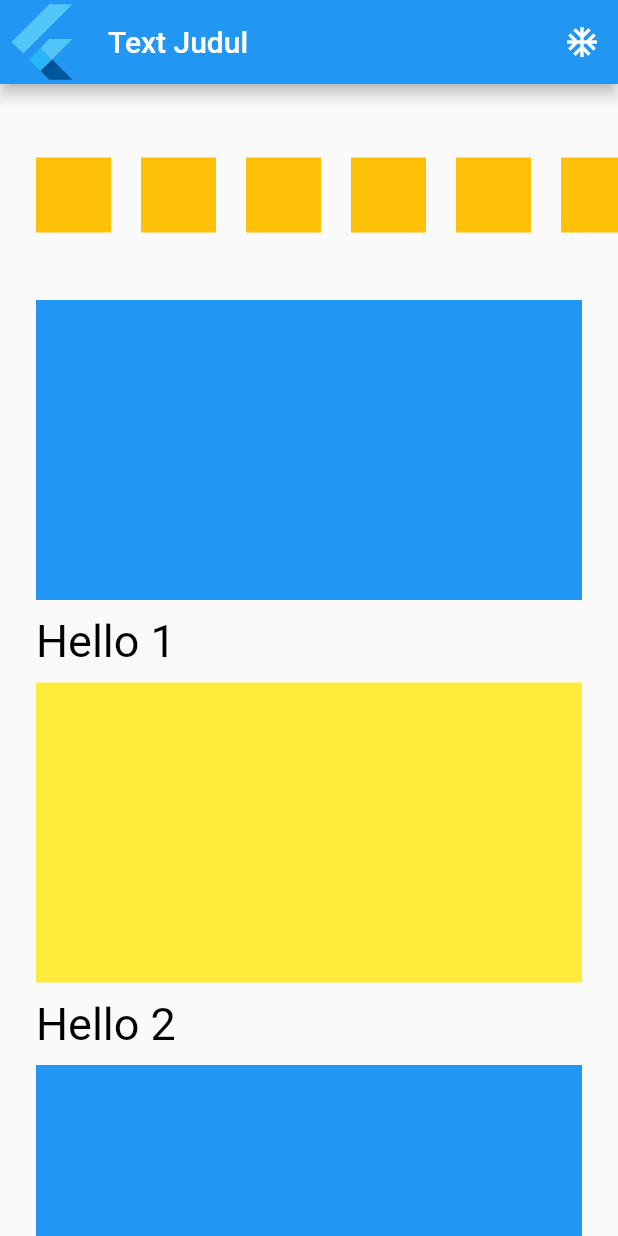
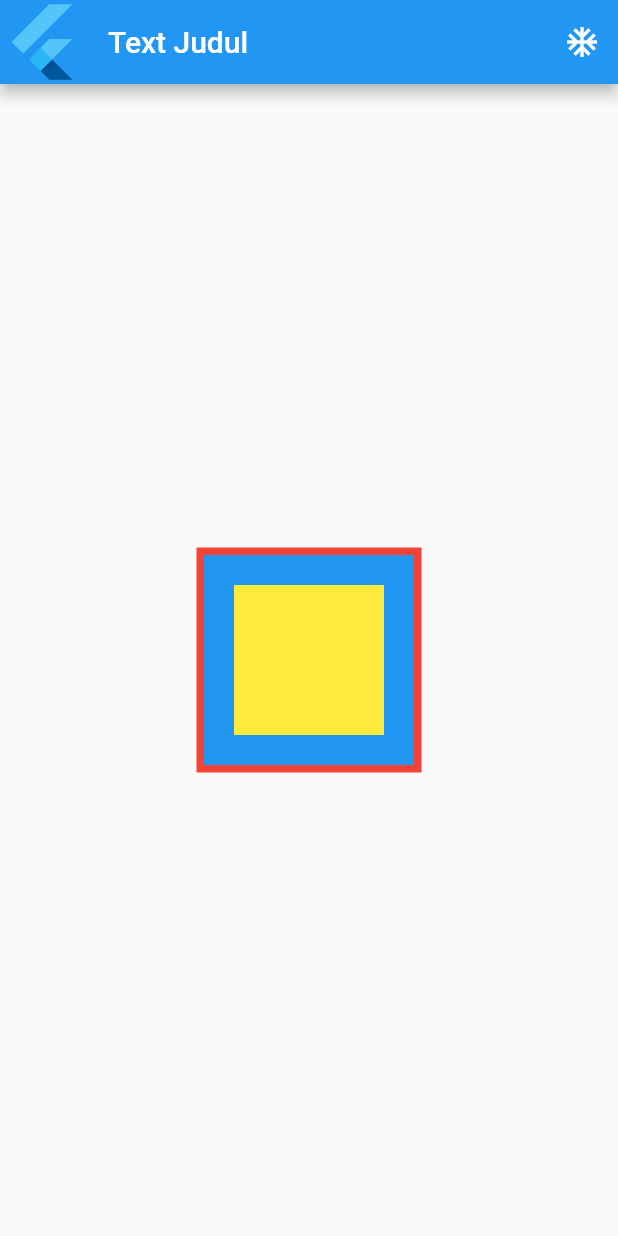
Before and after one commit to riskawidarsono/12week, a Flutter app: the screen it shows after launch, on a phone screen of 412 x 824 dp. Run offline on Flutter 3.47's test engine with Material 2 defaults, Android fonts, the light colour scheme and no system bars; our stand-ins replace get.

Commit message:
tugas lagi

```diff
--- a/latihan_minggu_2/lib/screen/root.dart
+++ b/latihan_minggu_2/lib/screen/root.dart
@@ -1,5 +1,6 @@
 import 'package:flutter/material.dart';
 import 'package:latihan_minggu_2/screen/tugas_delapan.dart';
+import 'package:latihan_minggu_2/screen/tugas_delapan_belas.dart';
 import 'package:latihan_minggu_2/screen/tugas_dua.dart';
 import 'package:latihan_minggu_2/screen/tugas_duabelas.dart';
 import 'package:latihan_minggu_2/screen/tugas_empat.dart';
@@ -15,12 +16,13 @@ import 'package:latihan_minggu_2/screen/tugas_sepuluh.dart';
 import 'package:latihan_minggu_2/screen/tugas_tiga.dart';
 import 'package:latihan_minggu_2/screen/tugas_tigabeles.dart';
 import 'package:latihan_minggu_2/screen/tugas_tujuh.dart';
+import 'package:latihan_minggu_2/screen/tugas_tujuh_belas.dart';
 
 class Root extends StatelessWidget {
   const Root({Key? key}) : super(key: key);
 
   @override
   Widget build(BuildContext context) {
-    return const TugasEnamBelas();
+    return const TugasDelapanBelas();
   }
 }
--- /dev/null
+++ b/latihan_minggu_2/lib/screen/tugas_delapan_belas.dart
@@ -0,0 +1,78 @@
+import 'package:flutter/material.dart';
+
+class TugasDelapanBelas extends StatelessWidget {
+  const TugasDelapanBelas({Key? key}) : super(key: key);
+
+  @override
+  Widget build(BuildContext context) {
+    return Scaffold(
+      appBar: AppBar(
+        leading: Builder(
+          builder: (BuildContext context) {
+            return const FlutterLogo(
+              size: 2,
+            );
+          },
+        ),
+        title: const Text('Text Judul'),
+        actions: [
+          IconButton(
+            onPressed: () {},
+            icon: const Icon(Icons.ac_unit),
+          ),
+        ],
+      ),
+      body: const BodyTugasTujuhBelas(),
+    );
+  }
+}
+
+class BodyTugasTujuhBelas extends StatelessWidget {
+  const BodyTugasTujuhBelas({Key? key}) : super(key: key);
+
+  @override
+  Widget build(BuildContext context) {
+    return Center(
+      child: Stack(
+        children: [
+          Center(
+            child: Container(
+              height: 300,
+              width: 300,
+            ),
+          ),
+          const SizedBox(
+            height: 10,
+          ),
+          Center(
+            child: Container(
+              color: Colors.red,
+              height: 150,
+              width: 150,
+            ),
+          ),
+          const SizedBox(
+            height: 10,
+          ),
+          Center(
+            child: Container(
+              color: Colors.blue,
+              height: 140,
+              width: 140,
+            ),
+          ),
+          const SizedBox(
+            height: 10,
+          ),
+          Center(
+            child: Container(
+              color: Colors.yellow,
+              height: 100,
+              width: 100,
+            ),
+          ),
+        ],
+      ),
+    );
+  }
+}
```
Also changed, not shown: latihan_minggu_2/lib/screen/tugas_tujuh_belas.dart (added, +69 -0 lines).
